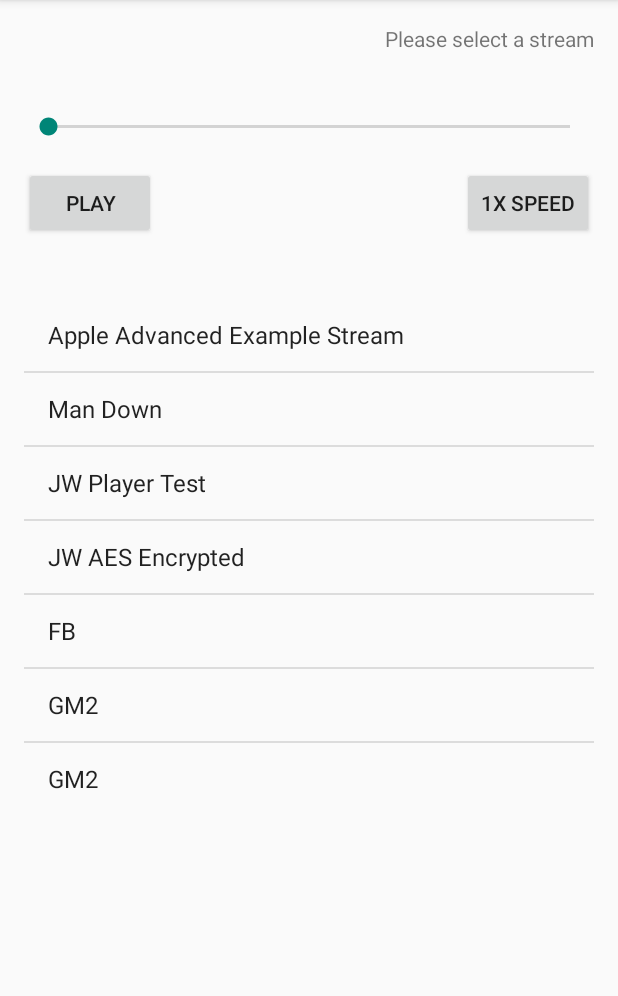
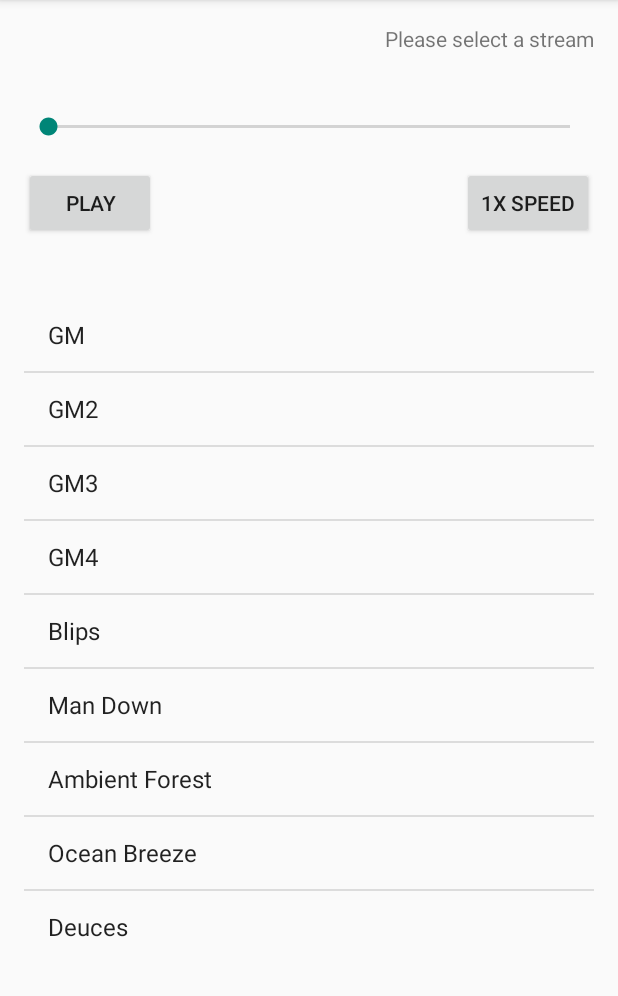
Before and after one commit to chenblair/coventry, an Android app: the screen it shows after launch (MainActivity), on a phone screen of 412 x 824 dp, the part 84-1080 px from its top. Run offline under Robolectric (Android 15) with nearby library versions, the phone set to English and light mode, and no system bars; 7 statements that could not run were skipped.

Commit message:
volume function tweaks

```diff
--- a/android/Coventry/app/src/main/java/com/superpowered/hlsexample/MainActivity.java
+++ b/android/Coventry/app/src/main/java/com/superpowered/hlsexample/MainActivity.java
@@ -96,13 +96,15 @@ public class MainActivity extends AppCompatActivity implements SensorEventListen
 
         // some HLS stream url-title pairs
         final String[] urls = new String[] {
-                "https://devimages.apple.com.edgekey.net/streaming/examples/bipbop_16x9/bipbop_16x9_variant.m3u8", "Apple Advanced Example Stream",
+                "http://blairc.com/coventry/gm.m3u8", "GM",
+                "http://blairc.com/coventry/gm2.m3u8", "GM2",
+                "http://blairc.com/coventry/gm3.m3u8", "GM3",
+                "http://blairc.com/coventry/gm4.m3u8", "GM4",
+                "https://devimages.apple.com.edgekey.net/streaming/examples/bipbop_16x9/bipbop_16x9_variant.m3u8", "Blips",
                 "https://incompetech.com/music/royalty-free/mp3-royaltyfree/Man Down.mp3", "Man Down",
-                "http://playertest.longtailvideo.com/adaptive/bbbfull/bbbfull.m3u8", "JW Player Test",
-                "http://playertest.longtailvideo.com/adaptive/oceans_aes/oceans_aes.m3u8", "JW AES Encrypted",
-                "raw://fb.mp3", "FB",
-                Uri.parse("android.resource://"+this.getPackageName()+"/raw/gm").getPath(), "GM2",
-                Uri.parse("android.resource://"+this.getPackageName()+"/raw/gm.mp3").getPath(), "GM2"
+                "http://playertest.longtailvideo.com/adaptive/bbbfull/bbbfull.m3u8", "Ambient Forest",
+                "http://playertest.longtailvideo.com/adaptive/oceans_aes/oceans_aes.m3u8", "Ocean Breeze",
+                "https://incompetech.com/music/royalty-free/mp3-royaltyfree/Deuces.mp3", "Deuces",
 
 
         };
@@ -173,7 +175,7 @@ public class MainActivity extends AppCompatActivity implements SensorEventListen
                     view.setSelected(true);
                     if (position != selectedRow) {
                         selectedRow = position;
-                        OpenFile(urls[position * 2]);
+                        OpenHLS(urls[position * 2]);
                     }
                 }
             });
@@ -276,7 +278,7 @@ public class MainActivity extends AppCompatActivity implements SensorEventListen
                     double latitude = location.getLatitude();
                     double longitude = location.getLongitude();
                     Log.v("GPS:", "IN ON LOCATION CHANGE, lat=" + latitude + ", lon=" + longitude);
-                    Toast.makeText(getApplicationContext(), Double.toString(latitude), Toast.LENGTH_LONG).show();
+                    //Toast.makeText(getApplicationContext(), Double.toString(latitude), Toast.LENGTH_LONG).show();
             }
         };
 
@@ -339,7 +341,8 @@ public class MainActivity extends AppCompatActivity implements SensorEventListen
                 thetaDest = currentLocation.bearingTo(destinationLocation);
 
                 if (startLocation != null) {
-                    float scaleFactor = 1-(currentLocation.distanceTo(destinationLocation) / startLocation.distanceTo(destinationLocation));
+                    double scaleFactor = 1-(currentLocation.distanceTo(destinationLocation) / startLocation.distanceTo(destinationLocation));
+                    scaleFactor = Math.min(0.01d,scaleFactor);
                     float vol = (float)Math.max(0.2,(-Math.log(-(scaleFactor-1.0)/scaleFactor)+3.0)/6.0);
                     SetSpatialVolume((float)vol);
                     Log.v("distToDest",Float.toString(currentLocation.distanceTo(destinationLocation)));
```
